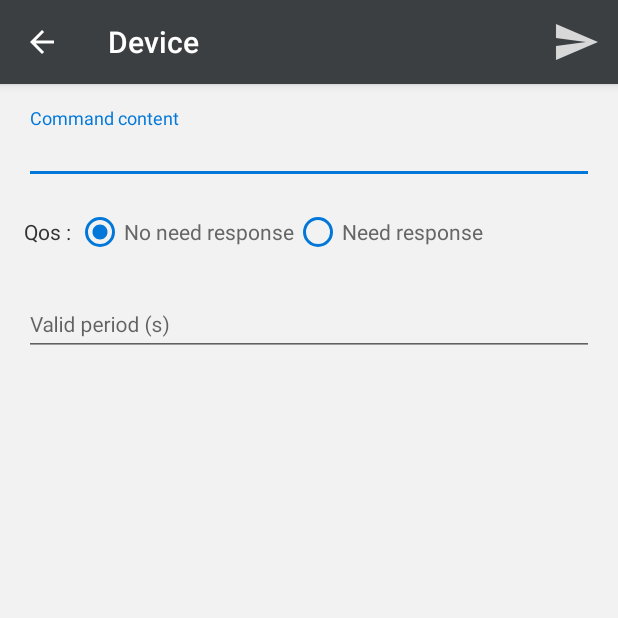
After one commit to cm-heclouds/AndroidSDK, an Android app: the SendCommandActivity screen opened directly, with no data from a screen before it, on a phone screen of 412 x 824 dp, the top half of it. The commit adds this screen. Run offline under Robolectric (Android 15) with nearby library versions, the phone set to English and light mode, and no system bars; 2 statements that could not run were skipped.

Commit message:
add send command sample

```diff
--- a/app/src/main/AndroidManifest.xml
+++ b/app/src/main/AndroidManifest.xml
@@ -43,6 +43,10 @@
             android:name=".activity.DeviceActivity"
             android:screenOrientation="portrait"/>
 
+        <activity
+            android:name=".activity.SendCommandActivity"
+            android:screenOrientation="portrait"/>
+
     </application>
 
 </manifest>
--- /dev/null
+++ b/app/src/main/java/com/chinamobile/iot/onenet/sdksample/activity/SendCommandActivity.java
@@ -0,0 +1,140 @@
+package com.chinamobile.iot.onenet.sdksample.activity;
+
+import android.content.Context;
+import android.content.Intent;
+import android.os.Bundle;
+import android.support.annotation.Nullable;
+import android.support.design.widget.TextInputEditText;
+import android.support.v7.app.AppCompatActivity;
+import android.support.v7.widget.Toolbar;
+import android.view.Menu;
+import android.view.MenuItem;
+import android.view.View;
+import android.widget.RadioGroup;
+import android.widget.Toast;
+
+import com.chinamobile.iot.onenet.OneNetApi;
+import com.chinamobile.iot.onenet.OneNetApiCallback;
+import com.chinamobile.iot.onenet.module.Command;
+import com.chinamobile.iot.onenet.sdksample.R;
+import com.chinamobile.iot.onenet.sdksample.model.DeviceItem;
+
+public class SendCommandActivity extends AppCompatActivity {
+
+    public static final String EXTRA_DEVICE_ITEM = "extra_device_item";
+    private Toolbar mToolbar;
+    private DeviceItem mDeviceItem;
+
+    private TextInputEditText mCommandContentEditText;
+    private TextInputEditText mValidPeriodEditText;
+    private RadioGroup mNeedRespGroup;
+
+    public static void actionSendCommand(Context context, DeviceItem deviceItem) {
+        Intent intent = new Intent(context, SendCommandActivity.class);
+        intent.putExtra(EXTRA_DEVICE_ITEM, deviceItem);
+        context.startActivity(intent);
+    }
+
+    @Override
+    protected void onCreate(@Nullable Bundle savedInstanceState) {
+        super.onCreate(savedInstanceState);
+        setContentView(R.layout.activity_send_command);
+        initViews();
+    }
+
+    @Override
+    public boolean onCreateOptionsMenu(Menu menu) {
+        getMenuInflater().inflate(R.menu.menu_send_cmd, menu);
+        return super.onCreateOptionsMenu(menu);
+    }
+
+    @Override
+    public boolean onOptionsItemSelected(MenuItem item) {
+        switch (item.getItemId()) {
+            case android.R.id.home:
+                onBackPressed();
+                break;
+
+            case R.id.menu_send:
+                sendCommand();
+                break;
+        }
+        return super.onOptionsItemSelected(item);
+    }
+
+    private void initViews() {
+        mDeviceItem = (DeviceItem) getIntent().getSerializableExtra(EXTRA_DEVICE_ITEM);
+
+        mToolbar = (Toolbar) findViewById(R.id.toolbar);
+        setSupportActionBar(mToolbar);
+        getSupportActionBar().setTitle(getResources().getString(R.string.send_cmd_activity_title, mDeviceItem.getProtocol().toUpperCase()));
+        getSupportActionBar().setDisplayHomeAsUpEnabled(true);
+        getSupportActionBar().setHomeAsUpIndicator(android.support.v7.appcompat.R.drawable.abc_ic_ab_back_material);
+
+        mCommandContentEditText = (TextInputEditText) findViewById(R.id.command_content);
+        mValidPeriodEditText = (TextInputEditText) findViewById(R.id.valid_time);
+        mNeedRespGroup = (RadioGroup) findViewById(R.id.radio_group_need_resp);
+
+        if (!"EDP".equalsIgnoreCase(mDeviceItem.getProtocol())) {
+            findViewById(R.id.need_resp_layout).setVisibility(View.GONE);
+            findViewById(R.id.valid_time_layout).setVisibility(View.GONE);
+        }
+    }
+
+    private void sendCommand() {
+        if ("EDP".equalsIgnoreCase(mDeviceItem.getProtocol())) {
+            if (mCommandContentEditText.getText().toString().trim().length() == 0) {
+                mCommandContentEditText.setError(getResources().getString(R.string.command_content));
+                mCommandContentEditText.requestFocus();
+                return;
+            }
+            if (mValidPeriodEditText.getText().toString().trim().length() == 0) {
+                mValidPeriodEditText.setError(getResources().getString(R.string.valid_period));
+                mValidPeriodEditText.requestFocus();
+                return;
+            }
+            OneNetApi.sendCmdToDevice(
+                    mDeviceItem.getId(),
+                    mNeedRespGroup.getCheckedRadioButtonId() == R.id.radio_group_need_resp,
+                    Integer.parseInt(mValidPeriodEditText.getText().toString()),
+                    Command.CommandType.TYPE_CMD_REQ,
+                    mCommandContentEditText.getText().toString(),
+                    new OneNetApiCallback() {
+                        @Override
+                        public void onSuccess(int errno, String error, String data) {
+                            if (0 == errno) {
+                                Toast.makeText(getApplicationContext(), R.string.send_cmd_succ, Toast.LENGTH_SHORT).show();
+                            } else {
+                                Toast.makeText(getApplicationContext(), error, Toast.LENGTH_SHORT).show();
+                            }
+                        }
+
+                        @Override
+                        public void onFailed(Exception e) {
+                            e.printStackTrace();
+                        }
+                    });
+        } else {
+            if (mCommandContentEditText.getText().toString().trim().length() == 0) {
+                mCommandContentEditText.setError(getResources().getString(R.string.command_content));
+                mCommandContentEditText.requestFocus();
+                return;
+            }
+            OneNetApi.sendCmdToDevice(mDeviceItem.getId(), mCommandContentEditText.getText().toString(), new OneNetApiCallback() {
+                @Override
+                public void onSuccess(int errno, String error, String data) {
+                    if (0 == errno) {
+                        Toast.makeText(getApplicationContext(), R.string.send_cmd_succ, Toast.LENGTH_SHORT).show();
+                    } else {
+                        Toast.makeText(getApplicationContext(), error, Toast.LENGTH_SHORT).show();
+                    }
+                }
+
+                @Override
+                public void onFailed(Exception e) {
+                    e.printStackTrace();
+                }
+            });
+        }
+    }
+}
--- a/app/src/main/java/com/chinamobile/iot/onenet/sdksample/model/Location.java
+++ b/app/src/main/java/com/chinamobile/iot/onenet/sdksample/model/Location.java
@@ -1,6 +1,8 @@
 package com.chinamobile.iot.onenet.sdksample.model;
 
-public class Location {
+import java.io.Serializable;
+
+public class Location implements Serializable {
 
     private String lon;
     private String lat;
--- /dev/null
+++ b/app/src/main/res/layout/activity_send_command.xml
@@ -0,0 +1,119 @@
+<?xml version="1.0" encoding="utf-8"?>
+<ScrollView
+    xmlns:android="http://schemas.android.com/apk/res/android"
+    xmlns:app="http://schemas.android.com/apk/res-auto"
+    android:layout_width="match_parent"
+    android:layout_height="match_parent">
+
+    <LinearLayout
+        android:layout_width="match_parent"
+        android:layout_height="wrap_content"
+        android:orientation="vertical">
+
+        <android.support.design.widget.AppBarLayout
+            android:layout_width="match_parent"
+            android:layout_height="wrap_content">
+
+            <android.support.v7.widget.Toolbar
+                android:id="@+id/toolbar"
+                android:layout_width="match_parent"
+                android:layout_height="?attr/actionBarSize"
+                android:background="?attr/colorPrimary"
+                app:theme="@style/ToolbarStyle"
+                app:title="@string/device"/>
+
+        </android.support.design.widget.AppBarLayout>
+
+        <android.support.design.widget.TextInputLayout
+            android:layout_width="match_parent"
+            android:layout_height="wrap_content"
+            android:layout_marginLeft="16dp"
+            android:layout_marginRight="16dp"
+            android:layout_marginTop="16dp"
+            app:hintAnimationEnabled="true"
+            app:hintEnabled="true">
+
+            <android.support.design.widget.TextInputEditText
+                android:id="@+id/command_content"
+                android:layout_width="match_parent"
+                android:layout_height="wrap_content"
+                android:hint="@string/command_content"
+                android:textColor="@color/textColorPrimary"
+                android:textColorHint="@color/textColorHint"
+                android:textSize="14sp"/>
+
+        </android.support.design.widget.TextInputLayout>
+
+        <LinearLayout
+            android:id="@+id/need_resp_layout"
+            android:layout_width="match_parent"
+            android:layout_height="wrap_content"
+            android:layout_marginLeft="16dp"
+            android:layout_marginRight="16dp"
+            android:layout_marginTop="16dp"
+            android:gravity="center_vertical"
+            android:orientation="horizontal">
+
+            <TextView
+                android:layout_width="wrap_content"
+                android:layout_height="wrap_content"
+                android:text="Qos : "
+                android:textColor="@color/textColorPrimary"
+                android:textSize="14sp"/>
+
+            <RadioGroup
+                android:id="@+id/radio_group_need_resp"
+                android:layout_width="match_parent"
+                android:layout_height="wrap_content"
+                android:checkedButton="@+id/radio_no_need_resp"
+                android:gravity="center_vertical"
+                android:orientation="horizontal">
+
+                <android.support.v7.widget.AppCompatRadioButton
+                    android:id="@+id/radio_no_need_resp"
+                    android:layout_width="wrap_content"
+                    android:layout_height="wrap_content"
+                    android:text="@string/no_need_resp"
+                    android:textColor="@color/textColorSecondary"
+                    android:textSize="14sp"
+                    app:buttonTint="@color/colorAccent"/>
+
+                <android.support.v7.widget.AppCompatRadioButton
+                    android:id="@+id/radio_need_resp"
+                    android:layout_width="wrap_content"
+                    android:layout_height="wrap_content"
+                    android:text="@string/need_resp"
+                    android:textColor="@color/textColorSecondary"
+                    android:textSize="14sp"
+                    app:buttonTint="@color/colorAccent"/>
+
+            </RadioGroup>
+
+        </LinearLayout>
+
+        <android.support.design.widget.TextInputLayout
+            android:id="@+id/valid_time_layout"
+            android:layout_width="match_parent"
+            android:layout_height="wrap_content"
+            android:layout_marginLeft="16dp"
+            android:layout_marginRight="16dp"
+            android:layout_marginTop="16dp"
+            app:hintAnimationEnabled="true"
+            app:hintEnabled="true">
+
+            <android.support.design.widget.TextInputEditText
+                android:id="@+id/valid_time"
+                android:layout_width="match_parent"
+                android:layout_height="wrap_content"
+                android:hint="@string/valid_period"
+                android:inputType="number"
+                android:lines="1"
+                android:textColor="@color/textColorPrimary"
+                android:textColorHint="@color/textColorHint"
+                android:textSize="14sp"/>
+
+        </android.support.design.widget.TextInputLayout>
+
+    </LinearLayout>
+
+</ScrollView>
--- /dev/null
+++ b/app/src/main/res/menu/menu_send_cmd.xml
@@ -0,0 +1,11 @@
+<?xml version="1.0" encoding="utf-8"?>
+<menu xmlns:android="http://schemas.android.com/apk/res/android"
+      xmlns:app="http://schemas.android.com/apk/res-auto">
+
+    <item
+        android:id="@+id/menu_send"
+        android:icon="@drawable/ic_action_send"
+        android:title="done"
+        app:showAsAction="always"/>
+
+</menu>
--- a/app/src/main/res/values/strings.xml
+++ b/app/src/main/res/values/strings.xml
@@ -1,4 +1,5 @@
-<resources>
+<?xml version="1.0" encoding="utf-8"?>
+<resources xmlns:xliff="http://schemas.android.com/tools">
     <string name="app_name">OneNET RESTful SDK</string>
     <string name="apikey_edit_text_hint">This is your product apikey</string>
     <string name="apikey_edit_text_error">Apikey can not be empty!</string>
@@ -23,4 +24,16 @@
     <string name="device_model_empty_drror">Device model can not be empty!</string>
     <string name="device_id_empty_error">Device ID can not be empty!</string>
     <string name="edit_apikey">Edit ApiKey</string>
+    <string name="edit_device">Edit device</string>
+    <string name="delete_device">Delete device</string>
+    <string name="send_command">Send command</string>
+    <string name="action_ok">Ok</string>
+    <string name="action_cancel">Cancel</string>
+    <string name="delete_device_dialog_content">Are you sure to delete the device ?</string>
+    <string name="send_cmd_activity_title">Send command with <xliff:g id="PROTOCOL">%s</xliff:g></string>
+    <string name="command_content">Command content</string>
+    <string name="need_resp">Need response</string>
+    <string name="no_need_resp">No need response</string>
+    <string name="valid_period">Valid period (s)</string>
+    <string name="send_cmd_succ">Send command success</string>
 </resources>
```
Also changed, not shown: app/src/main/java/com/chinamobile/iot/onenet/sdksample/activity/DeviceActivity.java (+97 -18 lines), app/src/main/java/com/chinamobile/iot/onenet/sdksample/fragment/DeviceListFragment.java (+14 -3 lines), app/src/main/java/com/chinamobile/iot/onenet/sdksample/model/DSItem.java (+3 -5 lines), app/src/main/java/com/chinamobile/iot/onenet/sdksample/model/DeviceItem.java (+5 -3 lines), app/src/main/java/com/chinamobile/iot/onenet/sdksample/utils/DeviceItemDeserializer.java (added, +47 -0 lines), app/src/main/res/menu/menu_device_activity_edp.xml (added, +20 -0 lines), app/src/main/res/menu/menu_device_activity_http.xml (added, +15 -0 lines), app/src/main/res/drawable-hdpi/ic_action_send.png (added), app/src/main/res/drawable-mdpi/ic_action_send.png (added), app/src/main/res/drawable-xhdpi/ic_action_send.png (added), app/src/main/res/drawable-xxhdpi/ic_action_send.png (added), 1 other file.
